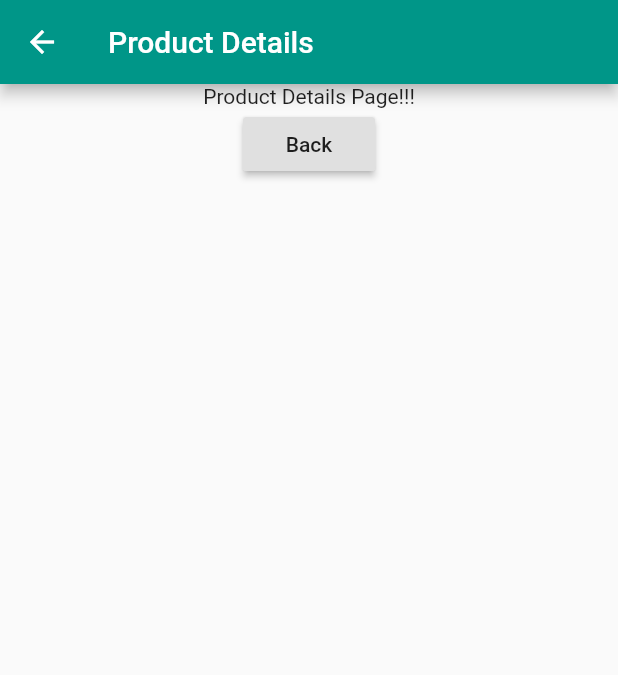
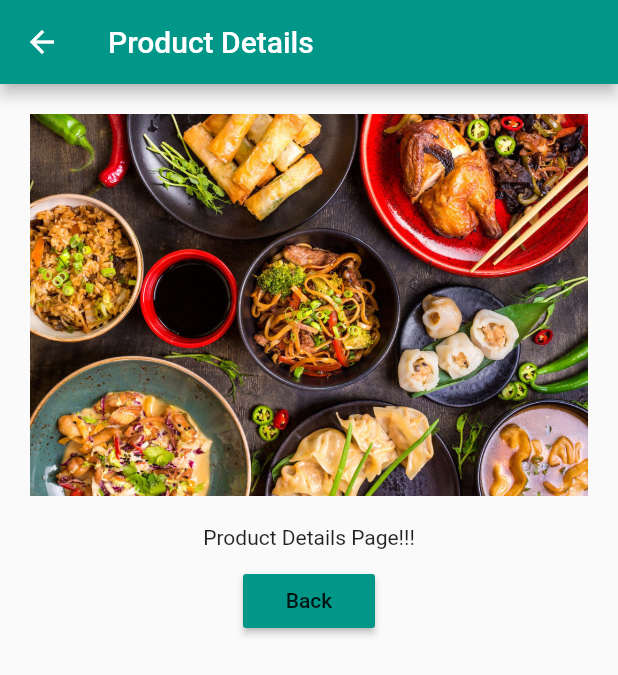
Before and after one commit to piyushsinha24/flutter_udemy, a Flutter app: the ProductPage screen opened directly, on a phone screen of 412 x 824 dp. Shown: the top 675 px of the screen. Run offline on Flutter 3.47's test engine with Material 2 defaults, Android fonts, the phone set to English and light mode, and no system bars.

Commit message:
Working on product page

```diff
--- a/lib/pages/product_page.dart
+++ b/lib/pages/product_page.dart
@@ -7,14 +7,21 @@ class ProductPage extends StatelessWidget {
       appBar: new AppBar(
         title: new Text('Product Details'),
       ),
-      body: Center(
+      body: Padding(
+        padding: const EdgeInsets.all(10.0),
         child: Column(
+          crossAxisAlignment: CrossAxisAlignment.center,
           children: <Widget>[
-            Text('Product Details Page!!!'),
-            RaisedButton(onPressed:()=> Navigator.pop(context),child: Text('Back'),)
+            Container(padding: EdgeInsets.all(10.0),child: Image.asset('assets/food.jpeg')),
+            Container(padding:EdgeInsets.all(10.0),child: Text('Product Details Page!!!')),
+            RaisedButton(
+              onPressed: () => Navigator.pop(context),
+              child: Text('Back'),
+              color: Theme.of(context).primaryColor,
+            )
           ],
         ),
-      )
+      ),
     );
   }
 }
--- a/lib/products.dart
+++ b/lib/products.dart
@@ -7,6 +7,8 @@ class Products extends StatelessWidget {
 
   Widget _buildProduct(BuildContext context, int index) {
     return Card(
+      child: Padding(
+        padding: const EdgeInsets.all(10.0),
         child: new Column(
           children: <Widget>[
             Image.asset('assets/food.jpeg'),
@@ -27,6 +29,7 @@ class Products extends StatelessWidget {
             )
           ],
         ),
+      ),
     );
   }
 
```
Lines whose indentation alone changed are shown as unchanged.
